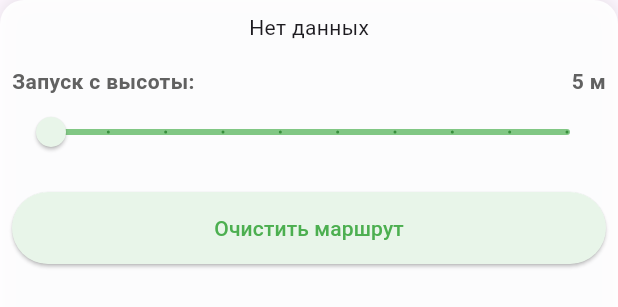
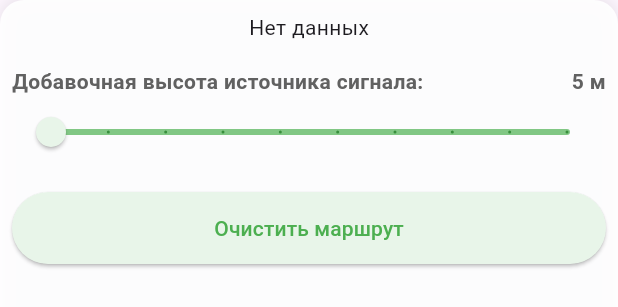
Before and after one commit to SergeyKrasnoslobodtsev/elevation_map, a Flutter app: the ElevationChartPanel widget shown alone on an empty page, opened directly with empty values, on a phone screen of 412 x 824 dp. Shown: the top 307 px of the screen. Run offline on Flutter 3.47's test engine with Material 3 defaults, Android fonts, the phone set to English and light mode, and no system bars; our stand-ins replace fl_chart, flutter_map, get_it, injectable, latlong2; missing offline and left inert: flutter_map_cache, flutter_map_math, http_cache_hive_store; accounts and stored records are empty.

Commit message:
Изменена подпись графика

```diff
--- a/lib/widgets/elevation_chart_panel.dart
+++ b/lib/widgets/elevation_chart_panel.dart
@@ -51,7 +51,7 @@ class _ElevationChartPanelState extends State<ElevationChartPanel> {
             mainAxisAlignment: MainAxisAlignment.spaceBetween,
             children: [
               Text(
-                'Запуск с высоты:',
+                'Добавочная высота источника сигнала:',
                 style: TextStyle(
                   fontWeight: FontWeight.bold,
                   color: Colors.grey[700],
```
